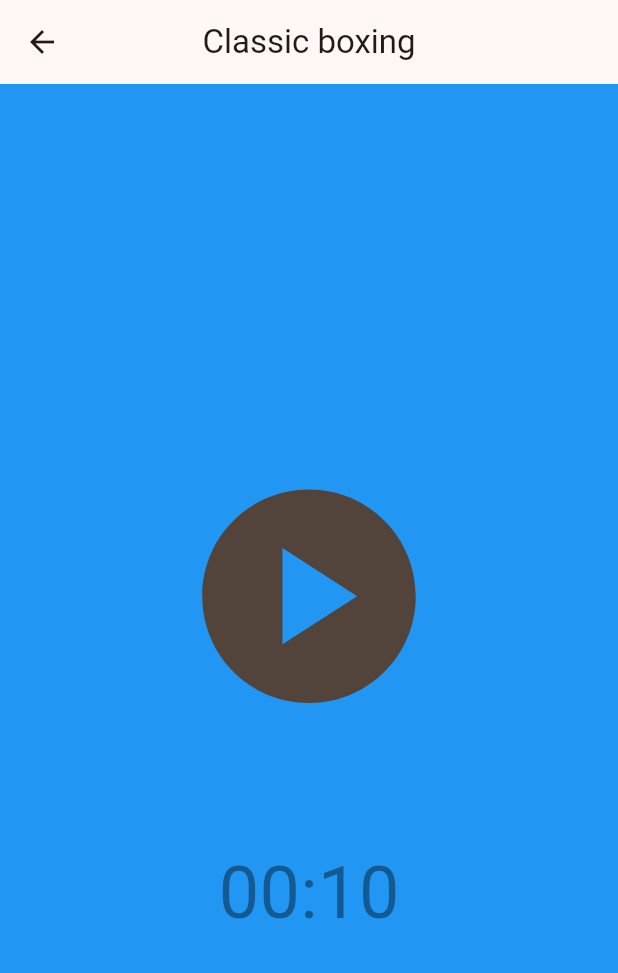
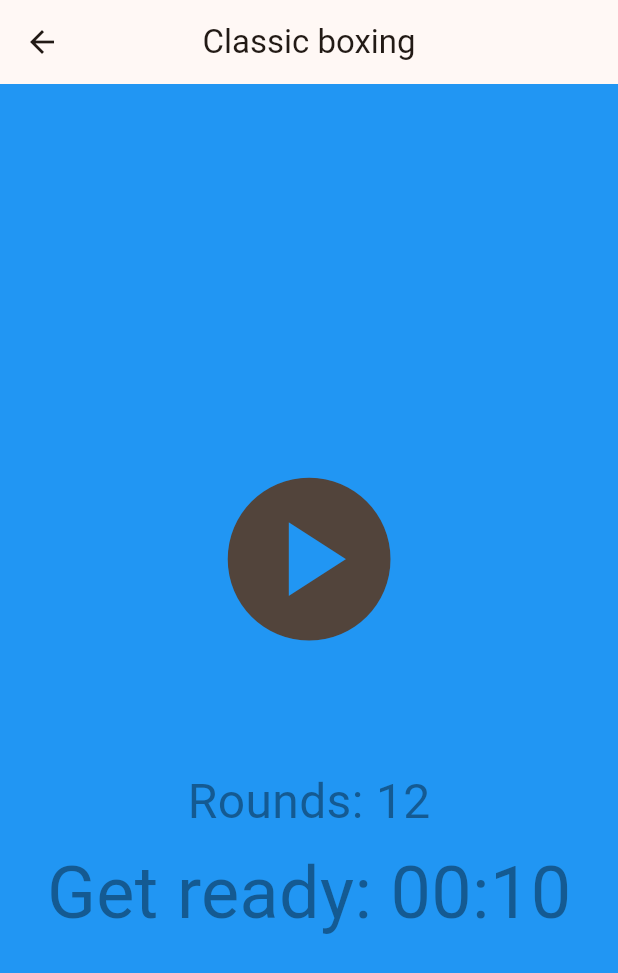
Before and after one commit to jvnonce/boxing_timer, a Flutter app: the screen it shows after launch, after a tap on "Classic boxing", on a phone screen of 412 x 824 dp. Shown: the top 973 px of the screen. Run offline on Flutter 3.47's test engine with Material 3 defaults, Android fonts, the phone set to English and light mode, and no system bars; our stand-ins replace audioplayers, bloc, flutter_bloc, flutter_local_notifications, flutter_svg, permission_handler and 2 more; missing offline and left inert: flutter_background_service.

Commit message:
fix: text size

```diff
--- a/lib/blocs/run/run_bloc.dart
+++ b/lib/blocs/run/run_bloc.dart
@@ -7,6 +7,7 @@ import 'package:boxing_timer/services/match_background_service.dart';
 import 'package:flutter/foundation.dart';
 
 part 'run_event.dart';
+
 part 'run_state.dart';
 
 class RunBloc extends Bloc<RunEvent, RunState> {
@@ -18,6 +19,7 @@ class RunBloc extends Bloc<RunEvent, RunState> {
           previewSeconds: match.delay > 0
               ? match.delay
               : match.rounds.first.work,
+          roundsCount: match.roundsCount,
         ),
       ) {
     on<RunStartEvent>(_onStart);
@@ -155,11 +157,7 @@ class RunBloc extends Bloc<RunEvent, RunState> {
     final delay = _match.delay;
     if (delay > 0) {
       emit(
-        _running(
-          roundIndex: 0,
-          phase: RunPhase.delay,
-          remainingSeconds: delay,
-        ),
+        _running(roundIndex: 0, phase: RunPhase.delay, remainingSeconds: delay),
       );
     } else {
       emit(
@@ -223,9 +221,7 @@ class RunBloc extends Bloc<RunEvent, RunState> {
         phase: current.phase,
         remainingSeconds: current.remainingSeconds - 1,
       );
-      emit(
-        nextState,
-      );
+      emit(nextState);
       _playWarningCueIfNeeded(current, nextState);
       unawaited(_syncBackgroundService(state, isPaused: false));
       return;
--- a/lib/blocs/run/run_state.dart
+++ b/lib/blocs/run/run_state.dart
@@ -9,8 +9,9 @@ sealed class RunState {
 
 final class RunIdleState extends RunState {
   final int previewSeconds;
+  final int roundsCount;
 
-  const RunIdleState({required this.previewSeconds});
+  const RunIdleState({required this.previewSeconds, required this.roundsCount});
 }
 
 final class RunRunningState extends RunState {
--- a/lib/l10n/app_en.arb
+++ b/lib/l10n/app_en.arb
@@ -11,6 +11,16 @@
   "run": "Run",
   "@run": {
     "description": "Run page"
+  },
+  "wait": "Get ready: {time}",
+  "@wait": {
+    "description": "Waiting for run",
+    "placeholders": {
+      "time": {
+        "type": "String",
+        "example": "05:00"
+      }
+    }
   },
   "start": "Start",
   "@start": {
--- a/lib/l10n/app_es.arb
+++ b/lib/l10n/app_es.arb
@@ -2,6 +2,7 @@
   "@@locale": "es",
   "appTitle": "Temporizador de boxeo",
   "timers": "Temporizadores",
+  "wait": "Prepararse: {time}",
   "run": "Sesión",
   "start": "Iniciar",
   "pause": "Pausa",
--- a/lib/l10n/app_localizations.dart
+++ b/lib/l10n/app_localizations.dart
@@ -117,6 +117,12 @@ abstract class AppLocalizations {
   /// In en, this message translates to:
   /// **'Run'**
   String get run;
+
+  /// Waiting for run
+  ///
+  /// In en, this message translates to:
+  /// **'Get ready: {time}'**
+  String wait(String time);
 
   /// Start action
   ///
--- a/lib/l10n/app_localizations_en.dart
+++ b/lib/l10n/app_localizations_en.dart
@@ -16,6 +16,11 @@ class AppLocalizationsEn extends AppLocalizations {
 
   @override
   String get run => 'Run';
+
+  @override
+  String wait(String time) {
+    return 'Get ready: $time';
+  }
 
   @override
   String get start => 'Start';
--- a/lib/l10n/app_localizations_es.dart
+++ b/lib/l10n/app_localizations_es.dart
@@ -16,6 +16,11 @@ class AppLocalizationsEs extends AppLocalizations {
 
   @override
   String get run => 'Sesión';
+
+  @override
+  String wait(String time) {
+    return 'Prepararse: $time';
+  }
 
   @override
   String get start => 'Iniciar';
--- a/lib/l10n/app_localizations_ru.dart
+++ b/lib/l10n/app_localizations_ru.dart
@@ -16,6 +16,11 @@ class AppLocalizationsRu extends AppLocalizations {
 
   @override
   String get run => 'Запуск';
+
+  @override
+  String wait(String time) {
+    return 'Приготовьтесь: $time';
+  }
 
   @override
   String get start => 'Старт';
--- a/lib/l10n/app_ru.arb
+++ b/lib/l10n/app_ru.arb
@@ -2,6 +2,7 @@
   "@@locale": "ru",
   "appTitle": "Таймер боксёра",
   "timers": "Таймеры",
+  "wait": "Приготовьтесь: {time}",
   "run": "Запуск",
   "start": "Старт",
   "pause": "Пауза",
--- a/lib/pages/run.dart
+++ b/lib/pages/run.dart
@@ -102,15 +102,6 @@ class _RunViewState extends State<_RunView> {
     };
   }
 
-  String _timeLabel(BuildContext context, RunPhase phase, int seconds) {
-    final time = seconds.timeMinSecs;
-    return switch (phase) {
-      RunPhase.delay => time,
-      RunPhase.work => context.l10n.workTime(time),
-      RunPhase.rest => context.l10n.restTime(time),
-    };
-  }
-
   void _leave(BuildContext context) {
     if (Navigator.of(context).canPop()) {
       Navigator.of(context).pop();
@@ -183,11 +174,7 @@ class _RunViewState extends State<_RunView> {
                               ),
                             ),
                             const SizedBox(height: 8),
-                            _TimerLabel(
-                              state: state,
-                              timeLabel: _timeLabel,
-                              textColor: textColor,
-                            ),
+                            _TimerLabel(state: state, textColor: textColor),
                             const SizedBox(height: 8),
                             _PhaseSkipControls(
                               state: state,
@@ -217,22 +204,19 @@ class _Controls extends StatelessWidget {
 
   @override
   Widget build(BuildContext context) {
-    final iconSize = size * 0.55;
-    final runningIconSize = size * 0.45;
+    final iconSize = size * 0.5;
 
     return switch (state) {
       RunIdleState() => IconButton(
         iconSize: iconSize,
         padding: EdgeInsets.zero,
-        constraints: BoxConstraints.tightFor(width: size, height: size),
-        icon: const Icon(Icons.play_circle),
+        icon: Icon(Icons.play_circle),
         tooltip: context.l10n.start,
         onPressed: () => context.read<RunBloc>().add(const RunStartEvent()),
       ),
       RunRunningState() => IconButton(
-        iconSize: runningIconSize,
+        iconSize: iconSize,
         padding: EdgeInsets.zero,
-        constraints: BoxConstraints.tightFor(width: size, height: size),
         icon: const Icon(Icons.pause_circle),
         tooltip: context.l10n.pause,
         onPressed: () => context.read<RunBloc>().add(const RunPauseEvent()),
@@ -242,24 +226,16 @@ class _Controls extends StatelessWidget {
         mainAxisSize: MainAxisSize.min,
         children: [
           IconButton(
-            iconSize: runningIconSize,
+            iconSize: iconSize,
             padding: EdgeInsets.zero,
-            constraints: BoxConstraints.tightFor(
-              width: size * 0.5,
-              height: size,
-            ),
             icon: const Icon(Icons.play_circle),
             tooltip: context.l10n.start,
             onPressed: () =>
                 context.read<RunBloc>().add(const RunResumeEvent()),
           ),
           IconButton(
-            iconSize: runningIconSize,
+            iconSize: iconSize,
             padding: EdgeInsets.zero,
-            constraints: BoxConstraints.tightFor(
-              width: size * 0.5,
-              height: size,
-            ),
             icon: const Icon(Icons.stop_circle),
             tooltip: context.l10n.stop,
             onPressed: () => context.read<RunBloc>().add(const RunStopEvent()),
@@ -272,24 +248,34 @@ class _Controls extends StatelessWidget {
 }
 
 class _TimerLabel extends StatelessWidget {
-  const _TimerLabel({
-    required this.state,
-    required this.timeLabel,
-    required this.textColor,
-  });
+  const _TimerLabel({required this.state, required this.textColor});
 
   final RunState state;
-  final String Function(BuildContext, RunPhase, int) timeLabel;
   final Color textColor;
+
+  String _timeLabel(BuildContext context, RunPhase phase, int seconds) {
+    final time = seconds.timeMinSecs;
+    return switch (phase) {
+      RunPhase.delay => context.l10n.wait(time),
+      RunPhase.work => context.l10n.workTime(time),
+      RunPhase.rest => context.l10n.restTime(time),
+    };
+  }
 
   @override
   Widget build(BuildContext context) {
     final style = TextStyle(fontSize: 48, color: textColor);
 
     return switch (state) {
-      RunIdleState(:final previewSeconds) => Text(
-        previewSeconds.timeMinSecs,
-        style: style,
+      RunIdleState(:final previewSeconds, :final roundsCount) => Column(
+        children: [
+          Text(
+            context.l10n.roundsCount(roundsCount),
+            style: style.copyWith(fontSize: 32),
+          ),
+          const SizedBox(height: 4),
+          Text(context.l10n.wait(previewSeconds.timeMinSecs), style: style),
+        ],
       ),
       RunRunningState(
         :final phase,
@@ -304,12 +290,18 @@ class _TimerLabel extends StatelessWidget {
         :final roundsCount,
       ) => Column(
         children: [
+          if (phase == RunPhase.delay)
+            Text(
+              context.l10n.roundsCount(roundsCount),
+              style: style.copyWith(fontSize: 32),
+            ),
           if (phase != RunPhase.delay)
             Text(
               context.l10n.round(roundIndex + 1, roundsCount),
-              style: style.copyWith(fontSize: 24),
+              style: style.copyWith(fontSize: 32),
             ),
-          Text(timeLabel(context, phase, remainingSeconds), style: style),
+          const SizedBox(height: 4),
+          Text(_timeLabel(context, phase, remainingSeconds), style: style),
         ],
       ),
       RunFinishedState() || RunStoppedState() => const SizedBox.shrink(),
```
